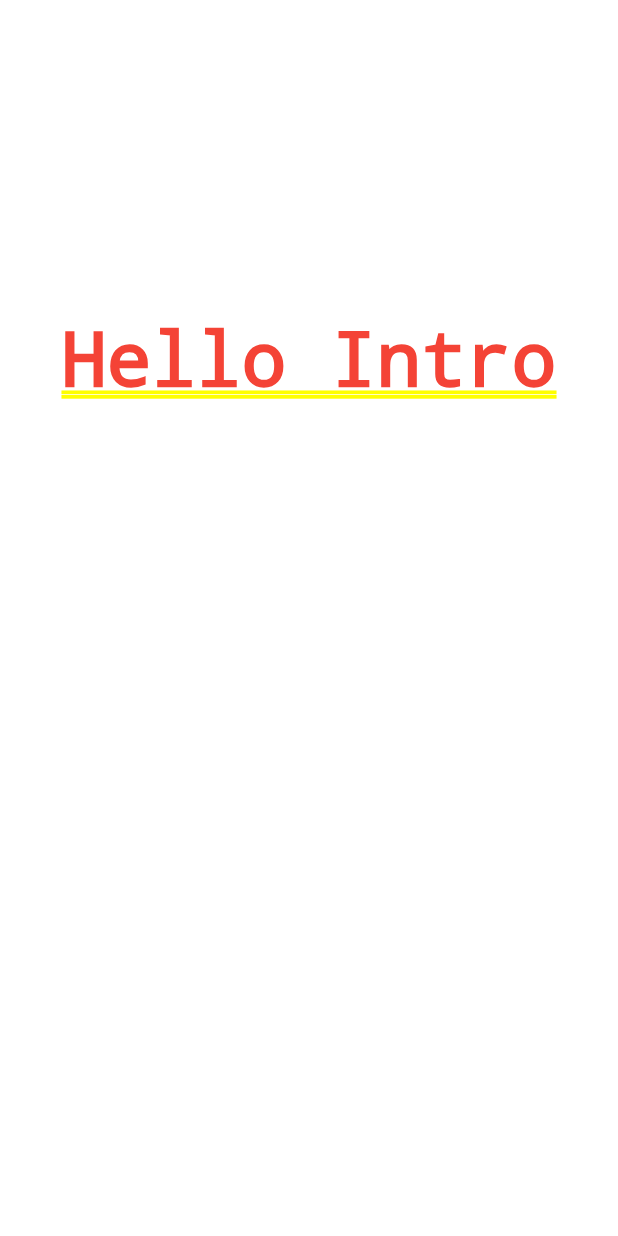
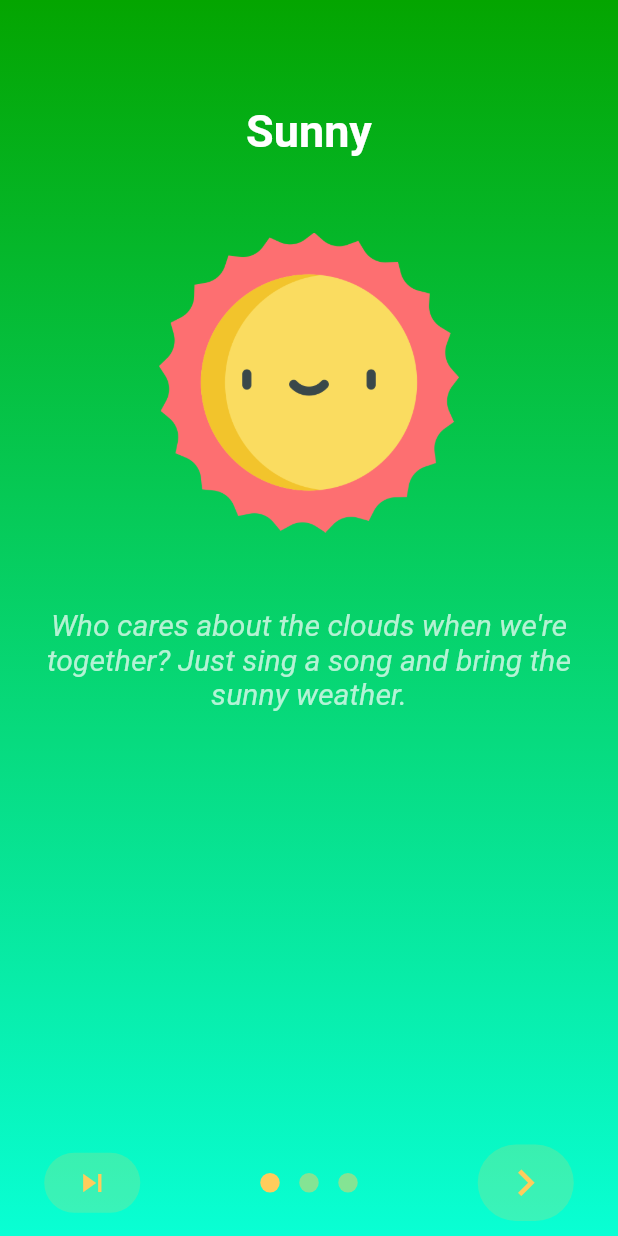
Before and after one commit to nu5rim3/weather-go, a Flutter app: the screen it shows after launch, on a phone screen of 412 x 824 dp. Run offline on Flutter 3.47's test engine with Material 2 defaults, Android fonts, the phone set to English and light mode, and no system bars; drawn by our look-alikes of intro_slider; Roboto replaces fonts that are missing (Raleway, RobotoMono).

Commit message:
updated - added intro screen.

```diff
--- a/lib/pages/IntroScreen.dart
+++ b/lib/pages/IntroScreen.dart
@@ -1,5 +1,7 @@
 import 'package:flutter/material.dart';
 import 'package:flutter_weather/util/NavigationService.dart';
+import 'package:intro_slider/intro_slider.dart';
+import 'package:intro_slider/slide_object.dart';
 
 class IntroScreen extends StatefulWidget {
   @override
@@ -7,33 +9,197 @@ class IntroScreen extends StatefulWidget {
 }
 
 class _IntroScreenState extends State<IntroScreen> {
+  List<Slide> slides = new List();
+
+  Function goToTab;
+
   @override
-  Widget build(BuildContext context) {
-    return Container(
-      color: Colors.white,
-      padding: EdgeInsets.all(10.0),
-      child: Column(
-        children: <Widget>[
-          Expanded(
-            flex: 1,
-            child: Container(),
-          ),
-          Expanded(
-            flex: 3,
-            child:
-            Container(
-              child: Text(
-              'Hello Intro',
-              style: TextStyle(
-                  color: Colors.red,
-                  fontSize: 50.0,
-                  fontWeight: FontWeight.w900),
-            ),
-            )
+  void initState() {
+    super.initState();
 
-          ),
-        ],
+    slides.add(
+      new Slide(
+        title: "Sunny",
+        styleTitle: TextStyle(
+            color: Colors.white,
+            fontSize: 30.0,
+            fontWeight: FontWeight.bold,
+            fontFamily: 'RobotoMono'),
+        description:
+            "Who cares about the clouds when we're together? Just sing a song and bring the sunny weather.",
+        styleDescription: TextStyle(
+            color: Colors.white70,
+            fontSize: 20.0,
+            fontStyle: FontStyle.italic,
+            fontFamily: 'Raleway'),
+        pathImage: "images/1.png",
+        colorBegin: Color(0xff04A500),
+        colorEnd: Color(0xff09FFD4),
+        directionColorBegin: Alignment.topCenter,
+        directionColorEnd: Alignment.bottomCenter,
+        maxLineTextDescription: 3,
+      ),
+    );
+    slides.add(
+      new Slide(
+        title: "Winter",
+        styleTitle: TextStyle(
+            color: Colors.white,
+            fontSize: 30.0,
+            fontWeight: FontWeight.bold,
+            fontFamily: 'RobotoMono'),
+        description:
+            "While I relish our warm months, winter forms our character and brings out our best.",
+        styleDescription: TextStyle(
+            color: Colors.white70,
+            fontSize: 20.0,
+            fontStyle: FontStyle.italic,
+            fontFamily: 'Raleway'),
+        pathImage: "images/2.png",
+        colorBegin: Color(0xffF3A500),
+        colorEnd: Color(0xff7F0FD4),
+        directionColorBegin: Alignment.topCenter,
+        directionColorEnd: Alignment.bottomCenter,
+        maxLineTextDescription: 3,
+      ),
+    );
+    slides.add(
+      new Slide(
+        title: "Rain",
+        styleTitle: TextStyle(
+            color: Colors.white,
+            fontSize: 30.0,
+            fontWeight: FontWeight.bold,
+            fontFamily: 'RobotoMono'),
+        description: "I love the rain and everything about the monsoons!",
+        styleDescription: TextStyle(
+            color: Colors.white70,
+            fontSize: 20.0,
+            fontStyle: FontStyle.italic,
+            fontFamily: 'Raleway'),
+        pathImage: "images/3.png",
+        colorBegin: Color(0xffFFA700),
+        colorEnd: Color(0xff7F8FD4),
+        directionColorBegin: Alignment.topCenter,
+        directionColorEnd: Alignment.bottomCenter,
+        maxLineTextDescription: 3,
       ),
     );
   }
+
+  void onDonePress() {
+    // Back to the first tab
+    this.goToTab(0);
+  }
+
+  void onTabChangeCompleted(index) {
+    // Index of current tab is focused
+  }
+
+  Widget renderNextBtn() {
+    return Icon(
+      Icons.navigate_next,
+      color: Color(0xffffcc5c),
+      size: 35.0,
+    );
+  }
+
+  Widget renderDoneBtn() {
+    return Icon(
+      Icons.done,
+      color: Color(0xffffcc5c),
+    );
+  }
+
+  Widget renderSkipBtn() {
+    return Icon(
+      Icons.skip_next,
+      color: Color(0xffffcc5c),
+    );
+  }
+
+  // List<Widget> renderListCustomTabs() {
+  //   List<Widget> tabs = new List();
+  //   for (int i = 0; i < slides.length; i++) {
+  //     Slide currentSlide = slides[i];
+  //     tabs.add(Container(
+  //       width: double.infinity,
+  //       height: double.infinity,
+  //       child: Container(
+  //         margin: EdgeInsets.only(bottom: 60.0, top: 60.0),
+  //         child: ListView(
+  //           children: <Widget>[
+  //             GestureDetector(
+  //                 child: Image.asset(
+  //               currentSlide.pathImage,
+  //               width: 200.0,
+  //               height: 200.0,
+  //               fit: BoxFit.contain,
+  //             )),
+  //             Container(
+  //               child: Text(
+  //                 currentSlide.title,
+  //                 style: currentSlide.styleTitle,
+  //                 textAlign: TextAlign.center,
+  //               ),
+  //               margin: EdgeInsets.only(top: 20.0),
+  //             ),
+  //             Container(
+  //               child: Text(
+  //                 currentSlide.description,
+  //                 style: currentSlide.styleDescription,
+  //                 textAlign: TextAlign.center,
+  //                 maxLines: 5,
+  //                 overflow: TextOverflow.ellipsis,
+  //               ),
+  //               margin: EdgeInsets.only(top: 20.0),
+  //             ),
+  //           ],
+  //         ),
+  //       ),
+  //     ));
+  //   }
+  //   return tabs;
+  // }
+
+  @override
+  Widget build(BuildContext context) {
+    var dotSliderAnimation;
+    return IntroSlider(
+      // List slides
+      slides: this.slides,
+
+      // Skip button
+      renderSkipBtn: this.renderSkipBtn(),
+      colorSkipBtn: Color(0x33ffcc5c),
+      highlightColorSkipBtn: Color(0xffffcc5c),
+
+      // Next button
+      renderNextBtn: this.renderNextBtn(),
+
+      // Done button
+      renderDoneBtn: this.renderDoneBtn(),
+      onDonePress: this.onDonePress,
+      colorDoneBtn: Color(0x33ffcc5c),
+      highlightColorDoneBtn: Color(0xffffcc5c),
+
+      // Dot indicator
+      colorDot: Color(0xffffcc5c),
+      sizeDot: 13.0,
+      // typeDotAnimation: dotSliderAnimation.SIZE_TRANSITION,
+
+      // Tabs
+      // listCustomTabs: this.renderListCustomTabs(),
+      backgroundColorAllSlides: Colors.white,
+      refFuncGoToTab: (refFunc) {
+        this.goToTab = refFunc;
+      },
+
+      // Show or hide status bar
+      shouldHideStatusBar: false,
+
+      // On tab change completed
+      onTabChangeCompleted: this.onTabChangeCompleted,
+    );
+  }
 }
--- a/lib/pages/SplashScreen.dart
+++ b/lib/pages/SplashScreen.dart
@@ -17,7 +17,6 @@ class _SplashScreenState extends State<SplashScreen> {
     Timer(
         Duration(seconds: 5),
         () => {
-              // print('splash done!'),
               Navigator.pushNamed(context, '/Intro')
             });
   }
```
Also changed, not shown: pubspec.yaml (+5 -3 lines), images/1.png (added), images/2.png (added), images/3.png (added), pubspec.lock, 6 other files.
